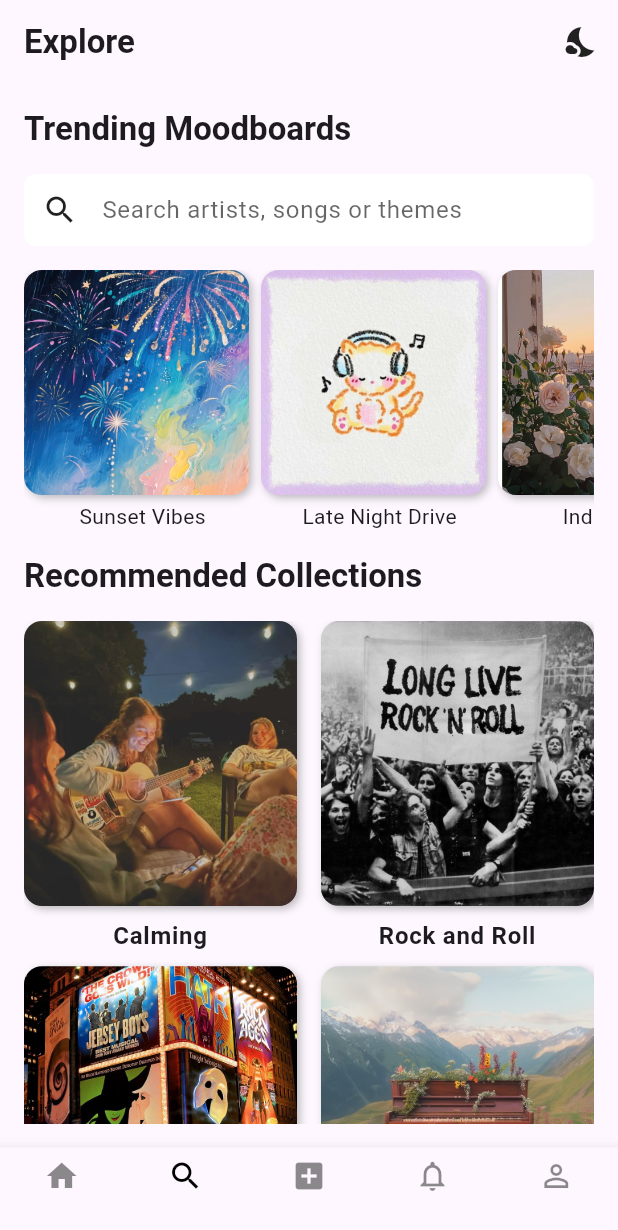
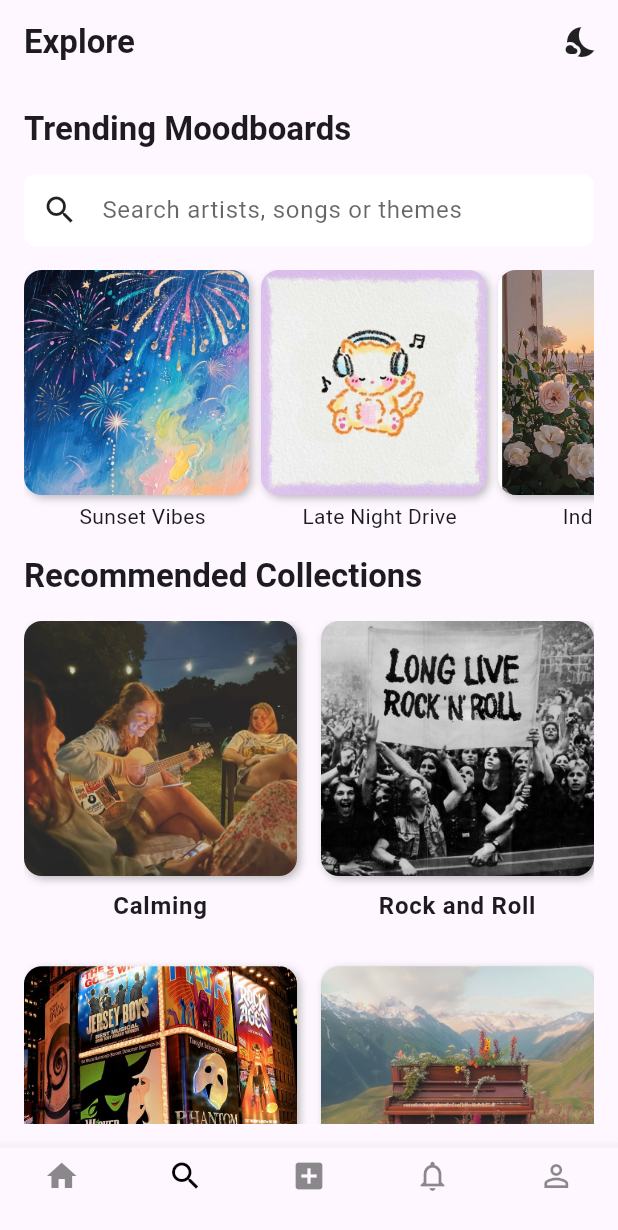
Before and after one commit to NotSakura/Melofy, a Flutter app: the screen it shows after launch, item 2 of the bottom bar chosen, on a phone screen of 412 x 824 dp. Shown: the top 1230 px of the screen. Run offline on Flutter 3.47's test engine with Material 3 defaults, Android fonts, the phone set to English and light mode, and no system bars; our stand-ins replace audioplayers, image_picker, just_audio.

```diff
--- a/frontend/lib/screens/explore.dart
+++ b/frontend/lib/screens/explore.dart
@@ -482,7 +482,7 @@ class _ExplorePageState extends State<ExplorePage> {
                       crossAxisAlignment: CrossAxisAlignment.center,
                       children: [
                         Container(
-                          height: 190,
+                          height: 170,
                           decoration: BoxDecoration(
                             image: DecorationImage(
                               image: AssetImage(imagePath),
```
Also changed, not shown: 1 other file.
